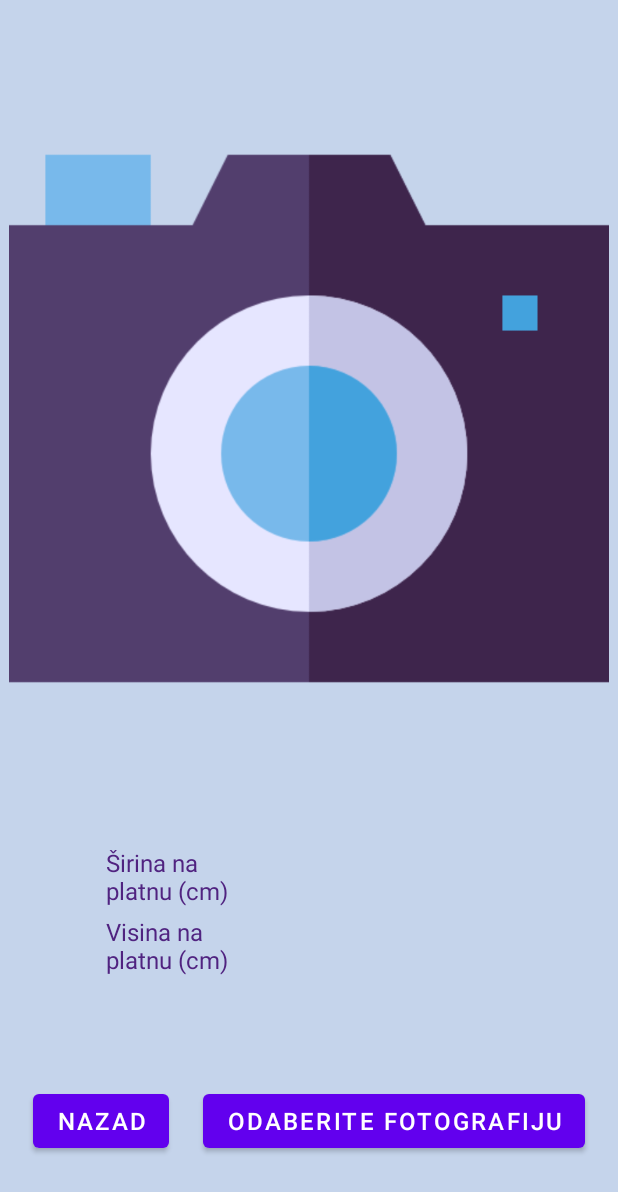
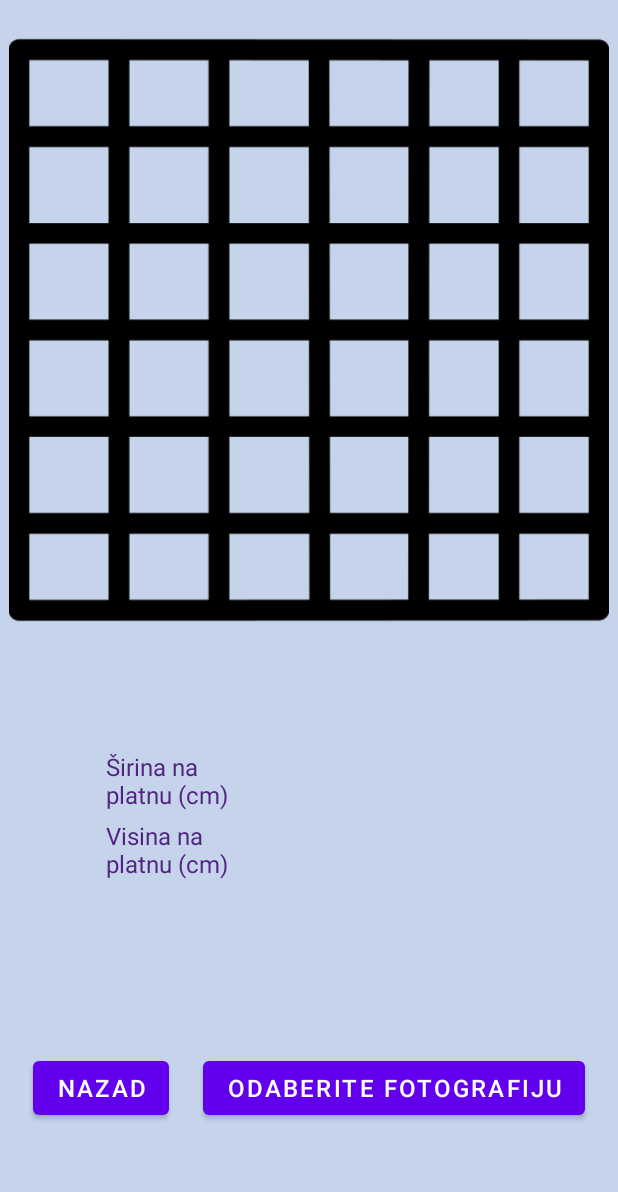
Before and after one commit to AHromic1/XYPainting, an Android app: the UploadActivity screen opened directly, with no data from a screen before it, on a phone screen of 412 x 824 dp. Shown: the top 1192 px of the screen. Run offline under Robolectric (Android 15) with nearby library versions, the phone set to English and light mode, and no system bars; our stand-ins replace navigation-ui.

Commit message:
Final commit

```diff
--- a/app/build.gradle
+++ b/app/build.gradle
@@ -49,5 +49,6 @@
 
     implementation 'com.github.bumptech.glide:glide:4.12.0'
     annotationProcessor 'com.github.bumptech.glide:compiler:4.12.0'
+    implementation 'com.github.chrisbanes:PhotoView:2.3.0'
 
 }
--- a/app/src/main/java/com/example/xypainting/UploadActivity.kt
+++ b/app/src/main/java/com/example/xypainting/UploadActivity.kt
@@ -37,12 +37,13 @@
         super.onCreate(savedInstanceState)
         setContentView(R.layout.activity_upload)
 
-        imageView = findViewById(R.id.painting2)
+        imageView = findViewById(R.id.painting3)
 
         imageView.setOnTouchListener { view, motionEvent ->
             if (motionEvent.action == MotionEvent.ACTION_UP) {  //actions are performed when user lifts the finger og the image
                 val imageWidth = imageView.width.toFloat() //this too is in pixels
                 val imageHeight = imageView.height.toFloat()
+
                 //println("dimensions: $imageWidth $imageHeight")
                 val clickedX = motionEvent.x // Clicked X-coordinate in pixels
                 val clickedY = motionEvent.y // Clicked Y-coordinate in pixels
--- a/app/src/main/res/layout/activity_upload.xml
+++ b/app/src/main/res/layout/activity_upload.xml
@@ -10,12 +10,22 @@
     <ImageView
         android:id="@+id/painting2"
         android:layout_width="400dp"
-        android:layout_height="550dp"
-        android:layout_marginTop="4dp"
+        android:layout_height="400dp"
+        android:layout_marginTop="20dp"
         app:layout_constraintEnd_toEndOf="parent"
         app:layout_constraintStart_toStartOf="parent"
         app:layout_constraintTop_toTopOf="parent"
-        app:srcCompat="@drawable/camera" />
+        app:srcCompat="@drawable/grid" />
+    <ImageView
+        android:id="@+id/painting3"
+        android:layout_width="400dp"
+        android:layout_height="400dp"
+        android:layout_marginTop="20dp"
+        app:layout_constraintEnd_toEndOf="parent"
+        app:layout_constraintStart_toStartOf="parent"
+        app:layout_constraintTop_toTopOf="parent"
+        app:srcCompat="@drawable/grid"
+        />
 
     <Button
         android:id="@+id/buttonPrevious"
@@ -27,7 +37,7 @@
         app:layout_constraintTop_toBottomOf="@+id/textViewHeightResult"
         app:layout_constraintEnd_toStartOf="@+id/button_first"
         app:layout_constraintStart_toStartOf="parent"
-        android:layout_marginTop="20dp"
+        android:layout_marginTop="40dp"
         />
 
     <TextView
@@ -52,7 +62,7 @@
         android:text="Širina na platnu (cm)"
         android:textSize="16sp"
         android:textColor="#502380"
-        android:layout_marginTop="10dp"
+        android:layout_marginTop="80dp"
         android:layout_marginLeft="0dp"
         android:layout_marginRight="0dp"
         app:layout_constraintStart_toStartOf="parent"
@@ -98,6 +108,6 @@
         app:layout_constraintEnd_toEndOf="parent"
         app:layout_constraintStart_toEndOf="@+id/buttonPrevious"
         app:layout_constraintTop_toBottomOf="@+id/textViewHeightResult"
-        android:layout_marginTop="20dp"
+        android:layout_marginTop="40dp"
         />
 </androidx.constraintlayout.widget.ConstraintLayout>
--- a/app/src/main/res/values/strings.xml
+++ b/app/src/main/res/values/strings.xml
@@ -11,4 +11,7 @@
 
     <string name="hello_first_fragment">Hello first fragment</string>
     <string name="hello_second_fragment">Hello second fragment. Arg: %1$s</string>
+<!-- class used for specific behaviour, like smooth scrolling, zoom in, etc.-->
+    <string name="appbar_scrolling_view_behavior">com.google.android.material.appbar.AppBarLayout$ScrollingViewBehavior</string>
+
 </resources>
```
Also changed, not shown: app/src/main/res/drawable/grid.png (added), app/src/main/res/drawable/grid2.jpg (added), app/src/main/res/drawable/grid3.jpg (added).
